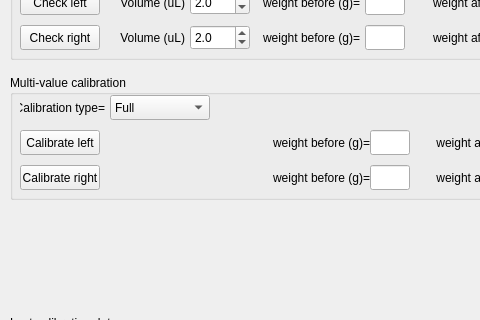
Before: the Qt Designer form src/foraging_gui/Calibration.ui in AllenNeuralDynamics/dynamic-foraging-task, drawn with Qt 5; both pictures show x 0 to 480 and y 115 to 435 of the 690 by 740 pixel window.
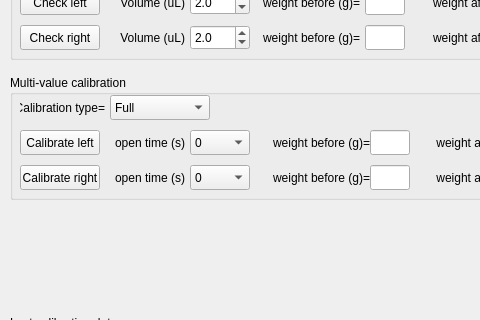
After: the same form once the commit is applied.

Patch:
```diff
--- a/src/foraging_gui/Calibration.ui
+++ b/src/foraging_gui/Calibration.ui
@@ -508,6 +508,74 @@
                 <bool>true</bool>
             </property>
         </widget>
+        <widget class="QLabel" name="LeftOpenTimeLabel">
+            <property name="geometry">
+                <rect>
+                    <x>100</x>
+                    <y>55</y>
+                    <width>75</width>
+                    <height>25</height>
+                </rect>
+            </property>
+            <property name="text">
+                <string>open time (s)</string>
+            </property>
+            <property name="textFormat">
+                <enum>Qt::AutoText</enum>
+            </property>
+            <property name="alignment">
+                <set>Qt::AlignRight|Qt::AlignTrailing|Qt::AlignVCenter</set>
+            </property>
+        </widget>
+        <widget class="QLabel" name="RightOpenTimeLabel">
+            <property name="geometry">
+                <rect>
+                    <x>100</x>
+                    <y>90</y>
+                    <width>75</width>
+                    <height>25</height>
+                </rect>
+            </property>
+            <property name="text">
+                <string>open time (s)</string>
+            </property>
+            <property name="textFormat">
+                <enum>Qt::AutoText</enum>
+            </property>
+            <property name="alignment">
+                <set>Qt::AlignRight|Qt::AlignTrailing|Qt::AlignVCenter</set>
+            </property>
+        </widget>
+        <widget class="QComboBox" name="LeftOpenTime">
+            <property name="geometry">
+                <rect>
+                    <x>180</x>
+                    <y>55</y>
+                    <width>60</width>
+                    <height>25</height>
+                </rect>
+            </property>
+            <item>
+                <property name="text">
+                    <string>0</string>
+                </property>
+            </item>
+        </widget>
+        <widget class="QComboBox" name="RightOpenTime">
+            <property name="geometry">
+                <rect>
+                    <x>180</x>
+                    <y>90</y>
+                    <width>60</width>
+                    <height>25</height>
+                </rect>
+            </property>
+            <item>
+                <property name="text">
+                    <string>0</string>
+                </property>
+            </item>
+        </widget>
         <widget class="QLabel" name="label_13"><!-- label 13-->
             <property name="geometry">
                 <rect>
```
